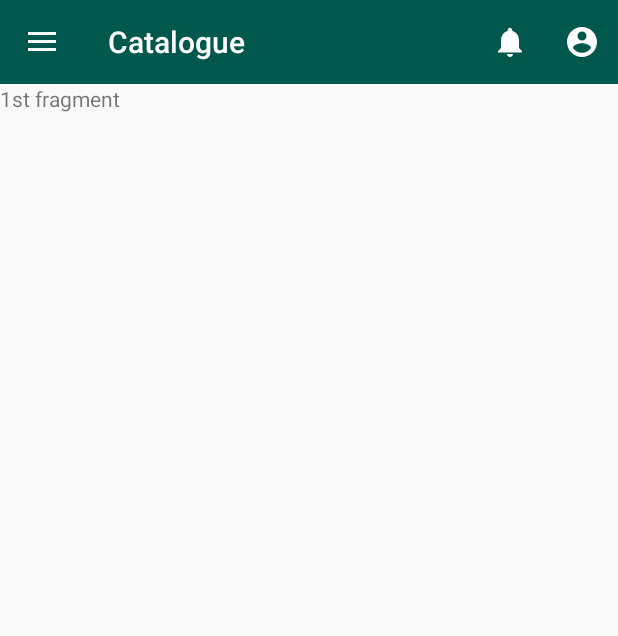
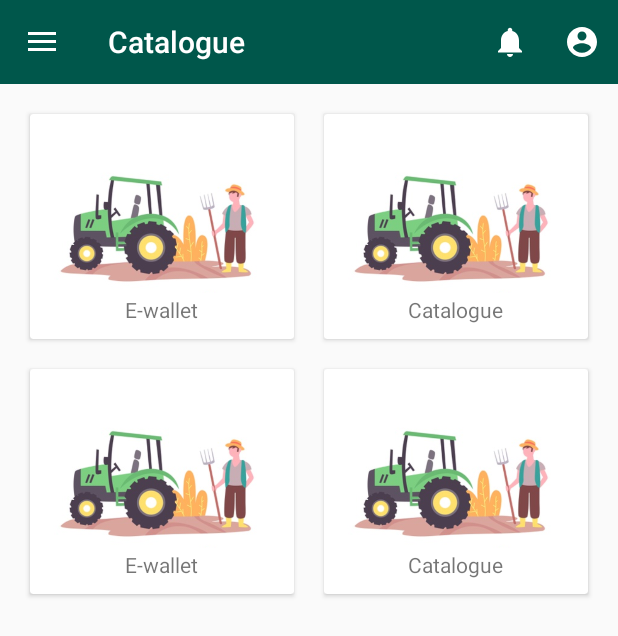
Before and after one commit to disconnect101/FPO_portal, an Android app: the screen it shows after launch (MainActivity), in the side drawer, after a tap on "Catalogue", on a phone screen of 412 x 824 dp. Shown: the top 636 px of the screen. Run offline under Robolectric (Android 15) with nearby library versions, the light colour scheme and no system bars.

Commit message:
Added card view for home fragment

```diff
--- a/Farmer App/app/src/main/java/com/example/ruralcaravan/FirstFragment.java
+++ b/Farmer App/app/src/main/java/com/example/ruralcaravan/HomeFragment.java
@@ -1,7 +1,5 @@
 package com.example.ruralcaravan;
 
-import android.content.Context;
-import android.net.Uri;
 import android.os.Bundle;
 
 import androidx.fragment.app.Fragment;
@@ -10,12 +8,12 @@ import android.view.LayoutInflater;
 import android.view.View;
 import android.view.ViewGroup;
 
-public class FirstFragment extends Fragment {
+public class HomeFragment extends Fragment {
 
     @Override
     public View onCreateView(LayoutInflater inflater, ViewGroup container,
                              Bundle savedInstanceState) {
-        View view = inflater.inflate(R.layout.fragment_first, container, false);
+        View view = inflater.inflate(R.layout.fragment_home, container, false);
 
         return view;
     }
--- a/Farmer App/app/src/main/java/com/example/ruralcaravan/MainActivity.java
+++ b/Farmer App/app/src/main/java/com/example/ruralcaravan/MainActivity.java
@@ -61,7 +61,7 @@ public class MainActivity extends AppCompatActivity {
 //                fragmentClass = FirstSubItem.class;
 //                break;
             default:
-                fragmentClass = FirstFragment.class;
+                fragmentClass = HomeFragment.class;
         }
 
         try {
--- a/Farmer App/app/src/main/res/layout/fragment_first.xml
+++ /dev/null
@@ -1,14 +0,0 @@
-<?xml version="1.0" encoding="utf-8"?>
-<FrameLayout xmlns:android="http://schemas.android.com/apk/res/android"
-    xmlns:tools="http://schemas.android.com/tools"
-    android:layout_width="match_parent"
-    android:layout_height="match_parent"
-    tools:context=".FirstFragment">
-
-    <!-- TODO: Update blank fragment layout -->
-    <TextView
-        android:layout_width="match_parent"
-        android:layout_height="match_parent"
-        android:text="1st fragment" />
-
-</FrameLayout>
--- /dev/null
+++ b/Farmer App/app/src/main/res/layout/fragment_home.xml
@@ -0,0 +1,151 @@
+<?xml version="1.0" encoding="utf-8"?>
+<androidx.constraintlayout.widget.ConstraintLayout xmlns:android="http://schemas.android.com/apk/res/android"
+    xmlns:app="http://schemas.android.com/apk/res-auto"
+    xmlns:tools="http://schemas.android.com/tools"
+    android:layout_width="match_parent"
+    android:layout_height="match_parent"
+    android:padding="10dp"
+
+
+    tools:context=".HomeFragment">
+
+    <LinearLayout
+
+        android:id="@+id/linearLayout"
+        android:layout_width="match_parent"
+        android:layout_height="wrap_content"
+        android:orientation="horizontal"
+        app:layout_constraintTop_toTopOf="parent"
+        tools:layout_editor_absoluteX="10dp">
+
+        <androidx.cardview.widget.CardView
+            android:layout_width="0dp"
+            android:layout_height="150dp"
+            android:layout_margin="10dp"
+            android:layout_weight="1">
+
+            <RelativeLayout
+                android:layout_width="match_parent"
+                android:layout_height="match_parent">
+
+                <ImageView
+                    android:id="@+id/eWalletImage"
+                    android:layout_width="wrap_content"
+                    android:layout_height="wrap_content"
+                    android:contentDescription="@string/eWallet"
+                    android:padding="15dp"
+                    android:src="@drawable/app_logo" />
+
+                <TextView
+                    android:id="@+id/textViewEWallet"
+                    android:layout_width="wrap_content"
+                    android:layout_height="wrap_content"
+                    android:layout_alignParentBottom="true"
+                    android:layout_centerHorizontal="true"
+                    android:paddingBottom="10dp"
+                    android:text="@string/eWallet" />
+
+            </RelativeLayout>
+        </androidx.cardview.widget.CardView>
+
+        <androidx.cardview.widget.CardView
+            android:layout_width="0dp"
+            android:layout_height="150dp"
+            android:layout_margin="10dp"
+            android:layout_weight="1">
+
+            <RelativeLayout
+                android:layout_width="wrap_content"
+                android:layout_height="wrap_content">
+
+                <ImageView
+                    android:id="@+id/catalogueImage"
+                    android:layout_width="wrap_content"
+                    android:layout_height="wrap_content"
+                    android:contentDescription="@string/catalogue"
+                    android:padding="15dp"
+                    android:src="@drawable/app_logo" />
+
+                <TextView
+                    android:id="@+id/textViewCatalogue"
+                    android:layout_width="wrap_content"
+                    android:layout_height="wrap_content"
+                    android:layout_alignParentBottom="true"
+                    android:layout_centerHorizontal="true"
+                    android:paddingBottom="10dp"
+                    android:text="@string/catalogue" />
+
+            </RelativeLayout>
+        </androidx.cardview.widget.CardView>
+    </LinearLayout>
+
+    <LinearLayout
+
+        android:layout_width="match_parent"
+        android:layout_height="wrap_content"
+        android:orientation="horizontal"
+        app:layout_constraintTop_toBottomOf="@+id/linearLayout"
+        tools:layout_editor_absoluteX="10dp">
+
+        <androidx.cardview.widget.CardView
+            android:layout_width="0dp"
+            android:layout_height="150dp"
+            android:layout_margin="10dp"
+            android:layout_weight="1">
+
+            <RelativeLayout
+                android:layout_width="match_parent"
+                android:layout_height="match_parent">
+
+                <ImageView
+                    android:id="@+id/eWalletImage"
+                    android:layout_width="wrap_content"
+                    android:layout_height="wrap_content"
+                    android:contentDescription="@string/eWallet"
+                    android:padding="15dp"
+                    android:src="@drawable/app_logo" />
+
+                <TextView
+                    android:id="@+id/textViewEWallet"
+                    android:layout_width="wrap_content"
+                    android:layout_height="wrap_content"
+                    android:layout_alignParentBottom="true"
+                    android:layout_centerHorizontal="true"
+                    android:paddingBottom="10dp"
+                    android:text="@string/eWallet" />
+
+            </RelativeLayout>
+        </androidx.cardview.widget.CardView>
+
+        <androidx.cardview.widget.CardView
+            android:layout_width="0dp"
+            android:layout_height="150dp"
+            android:layout_margin="10dp"
+            android:layout_weight="1">
+
+            <RelativeLayout
+                android:layout_width="wrap_content"
+                android:layout_height="wrap_content">
+
+                <ImageView
+                    android:id="@+id/catalogueImage"
+                    android:layout_width="wrap_content"
+                    android:layout_height="wrap_content"
+                    android:contentDescription="@string/catalogue"
+                    android:padding="15dp"
+                    android:src="@drawable/app_logo" />
+
+                <TextView
+                    android:id="@+id/textViewCatalogue"
+                    android:layout_width="wrap_content"
+                    android:layout_height="wrap_content"
+                    android:layout_alignParentBottom="true"
+                    android:layout_centerHorizontal="true"
+                    android:paddingBottom="10dp"
+                    android:text="@string/catalogue" />
+
+            </RelativeLayout>
+        </androidx.cardview.widget.CardView>
+    </LinearLayout>
+
+</androidx.constraintlayout.widget.ConstraintLayout>
```
